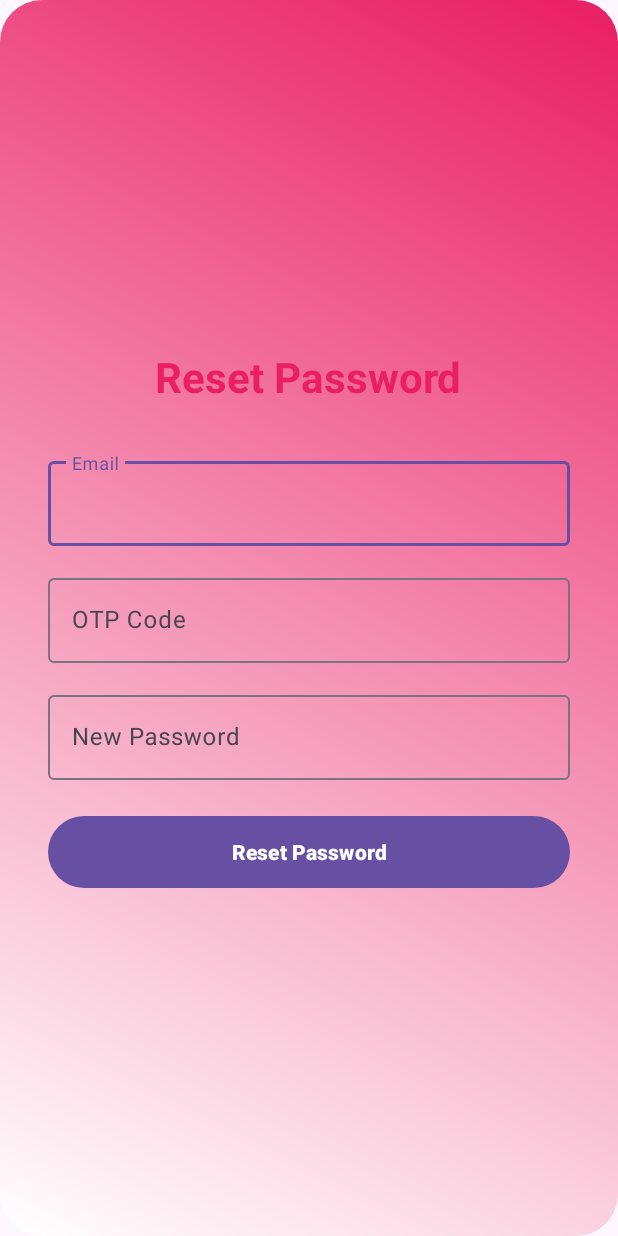
After one commit to dangnhhe176287/Shop_SQLite, an Android app: the ResetPasswordActivity screen opened directly, with no data from a screen before it, on a phone screen of 412 x 824 dp. The commit adds this screen. Run offline under Robolectric (Android 15) with nearby library versions, the phone set to English and light mode, and no system bars.

Commit message:
forgot password

```diff
--- /dev/null
+++ b/app/src/main/java/com/example/login/login/shop_sqlite/Activity/ResetPasswordActivity.java
@@ -0,0 +1,102 @@
+package com.example.login.login.shop_sqlite.Activity;
+
+import android.content.Intent;
+import android.os.Bundle;
+import android.widget.Button;
+import android.widget.EditText;
+import android.widget.Toast;
+import androidx.appcompat.app.AppCompatActivity;
+import com.example.login.login.shop_sqlite.Api.ApiClient;
+import com.example.login.login.shop_sqlite.Api.ApiService;
+import com.example.login.login.shop_sqlite.Models.ResetPasswordRequestDto;
+import com.example.login.login.shop_sqlite.R;
+import retrofit2.Call;
+import retrofit2.Callback;
+import retrofit2.Response;
+
+public class ResetPasswordActivity extends AppCompatActivity {
+    private EditText etEmail, etOtp, etNewPassword;
+    private Button btnResetPassword;
+
+    @Override
+    protected void onCreate(Bundle savedInstanceState) {
+        super.onCreate(savedInstanceState);
+        setContentView(R.layout.activity_reset_password);
+        etEmail = findViewById(R.id.etEmail);
+        etOtp = findViewById(R.id.etOtp);
+        etNewPassword = findViewById(R.id.etNewPassword);
+        btnResetPassword = findViewById(R.id.btnResetPassword);
+
+        // Nhận email và otp từ intent nếu có
+        String emailFromIntent = getIntent().getStringExtra("email");
+        String otpFromIntent = getIntent().getStringExtra("otp");
+        if (emailFromIntent != null) {
+            etEmail.setText(emailFromIntent);
+        }
+        if (otpFromIntent != null) {
+            etOtp.setText(otpFromIntent);
+        }
+
+        btnResetPassword.setOnClickListener(v -> {
+            String email = etEmail.getText().toString().trim();
+            String otp = etOtp.getText().toString().trim();
+            String newPassword = etNewPassword.getText().toString().trim();
+            if (email.isEmpty()) {
+                etEmail.setError("Email is required");
+                etEmail.requestFocus();
+                return;
+            }
+            if (!android.util.Patterns.EMAIL_ADDRESS.matcher(email).matches()) {
+                etEmail.setError("Invalid email format");
+                etEmail.requestFocus();
+                return;
+            }
+            if (otp.isEmpty()) {
+                etOtp.setError("OTP is required");
+                etOtp.requestFocus();
+                return;
+            }
+            if (otp.length() != 6) {
+                etOtp.setError("OTP must be 6 digits");
+                etOtp.requestFocus();
+                return;
+            }
+            if (newPassword.isEmpty()) {
+                etNewPassword.setError("New password is required");
+                etNewPassword.requestFocus();
+                return;
+            }
+            if (newPassword.length() < 6) {
+                etNewPassword.setError("Password must be at least 6 characters");
+                etNewPassword.requestFocus();
+                return;
+            }
+            ApiService apiService = ApiClient.getClient().create(ApiService.class);
+            ResetPasswordRequestDto request = new ResetPasswordRequestDto(email, otp, newPassword);
+            btnResetPassword.setEnabled(false);
+            apiService.resetPassword(request).enqueue(new Callback<Void>() {
+                @Override
+                public void onResponse(Call<Void> call, Response<Void> response) {
+                    btnResetPassword.setEnabled(true);
+                    if (response.isSuccessful()) {
+                        Toast.makeText(ResetPasswordActivity.this, "Password has been reset successfully",
+                                Toast.LENGTH_SHORT).show();
+                        Intent intent = new Intent(ResetPasswordActivity.this, LoginActivity.class);
+                        startActivity(intent);
+                        finish();
+                    } else {
+                        Toast.makeText(ResetPasswordActivity.this, "Invalid or expired OTP code", Toast.LENGTH_SHORT)
+                                .show();
+                    }
+                }
+
+                @Override
+                public void onFailure(Call<Void> call, Throwable t) {
+                    btnResetPassword.setEnabled(true);
+                    Toast.makeText(ResetPasswordActivity.this, "Network error: " + t.getMessage(), Toast.LENGTH_SHORT)
+                            .show();
+                }
+            });
+        });
+    }
+}
--- a/app/src/main/java/com/example/login/login/shop_sqlite/Api/ApiService.java
+++ b/app/src/main/java/com/example/login/login/shop_sqlite/Api/ApiService.java
@@ -3,6 +3,9 @@ package com.example.login.login.shop_sqlite.Api;
 import com.example.login.login.shop_sqlite.Models.LoginRequestDto;
 import com.example.login.login.shop_sqlite.Models.LoginResponseDto;
 import com.example.login.login.shop_sqlite.Models.RegisterRequestDto;
+import com.example.login.login.shop_sqlite.Models.ForgotPasswordRequestDto;
+import com.example.login.login.shop_sqlite.Models.VerifyOtpRequestDto;
+import com.example.login.login.shop_sqlite.Models.ResetPasswordRequestDto;
 
 import retrofit2.Call;
 import retrofit2.http.Body;
@@ -14,4 +17,13 @@ public interface ApiService {
 
     @POST("api/Auth/register")
     Call<LoginResponseDto> register(@Body RegisterRequestDto registerRequest);
+
+    @POST("api/Auth/forgot-password")
+    Call<Void> forgotPassword(@Body ForgotPasswordRequestDto request);
+
+    @POST("api/Auth/verify-otp")
+    Call<Void> verifyOtp(@Body VerifyOtpRequestDto request);
+
+    @POST("api/Auth/reset-password")
+    Call<Void> resetPassword(@Body ResetPasswordRequestDto request);
 }
--- /dev/null
+++ b/app/src/main/res/layout/activity_reset_password.xml
@@ -0,0 +1,67 @@
+<?xml version="1.0" encoding="utf-8"?>
+<LinearLayout xmlns:android="http://schemas.android.com/apk/res/android"
+    android:layout_width="match_parent"
+    android:layout_height="match_parent"
+    android:orientation="vertical"
+    android:gravity="center"
+    android:background="@drawable/fashion_login_background"
+    android:padding="32dp">
+
+    <TextView
+        android:layout_width="wrap_content"
+        android:layout_height="wrap_content"
+        android:text="Reset Password"
+        android:textSize="28sp"
+        android:textStyle="bold"
+        android:textColor="@color/fashion_primary"
+        android:layout_marginBottom="32dp" />
+
+    <com.google.android.material.textfield.TextInputLayout
+        android:layout_width="match_parent"
+        android:layout_height="wrap_content"
+        android:layout_marginBottom="16dp">
+
+        <com.google.android.material.textfield.TextInputEditText
+            android:id="@+id/etEmail"
+            android:layout_width="match_parent"
+            android:layout_height="wrap_content"
+            android:hint="Email"
+            android:inputType="textEmailAddress" />
+    </com.google.android.material.textfield.TextInputLayout>
+
+    <com.google.android.material.textfield.TextInputLayout
+        android:layout_width="match_parent"
+        android:layout_height="wrap_content"
+        android:layout_marginBottom="16dp">
+
+        <com.google.android.material.textfield.TextInputEditText
+            android:id="@+id/etOtp"
+            android:layout_width="match_parent"
+            android:layout_height="wrap_content"
+            android:hint="OTP Code"
+            android:inputType="number" />
+    </com.google.android.material.textfield.TextInputLayout>
+
+    <com.google.android.material.textfield.TextInputLayout
+        android:layout_width="match_parent"
+        android:layout_height="wrap_content"
+        android:layout_marginBottom="24dp">
+
+        <com.google.android.material.textfield.TextInputEditText
+            android:id="@+id/etNewPassword"
+            android:layout_width="match_parent"
+            android:layout_height="wrap_content"
+            android:hint="New Password"
+            android:inputType="textPassword" />
+    </com.google.android.material.textfield.TextInputLayout>
+
+    <Button
+        android:id="@+id/btnResetPassword"
+        android:layout_width="match_parent"
+        android:layout_height="48dp"
+        android:text="Reset Password"
+        android:textStyle="bold"
+        android:textColor="@color/white"
+        android:background="@drawable/fashion_button_background" />
+
+</LinearLayout>
```
Also changed, not shown: app/src/main/AndroidManifest.xml (+11 -8 lines), app/src/main/java/com/example/login/login/shop_sqlite/Activity/ForgotPasswordActivity.java (added, +68 -0 lines), app/src/main/java/com/example/login/login/shop_sqlite/Activity/LoginActivity.java (+8 -0 lines), app/src/main/java/com/example/login/login/shop_sqlite/Activity/VerifyOtpActivity.java (added, +86 -0 lines), app/src/main/java/com/example/login/login/shop_sqlite/Models/ForgotPasswordRequestDto.java (added, +9 -0 lines), app/src/main/java/com/example/login/login/shop_sqlite/Models/ResetPasswordRequestDto.java (added, +13 -0 lines), app/src/main/java/com/example/login/login/shop_sqlite/Models/VerifyOtpRequestDto.java (added, +11 -0 lines), app/src/main/res/layout/activity_forgot_password.xml (added, +41 -0 lines), app/src/main/res/layout/activity_verify_otp.xml (added, +54 -0 lines).
